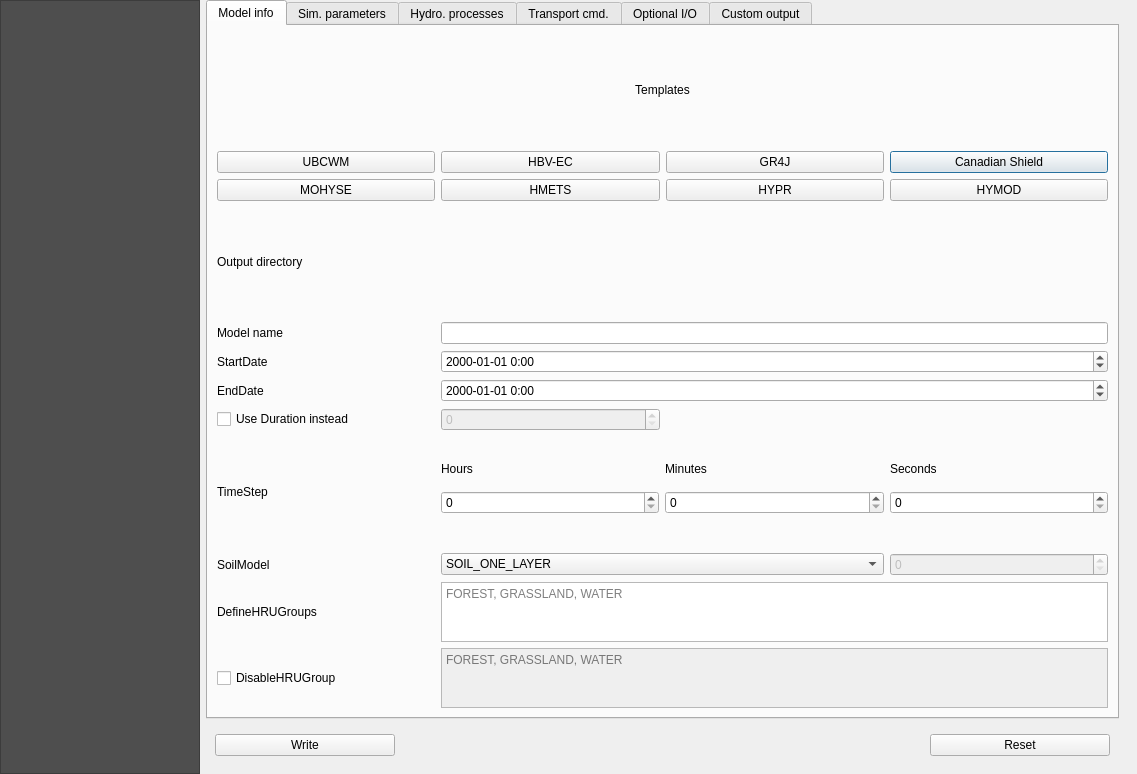
Scriptbash/QRaven, file qraven/qraven_dialog_base.ui: the form before one commit.
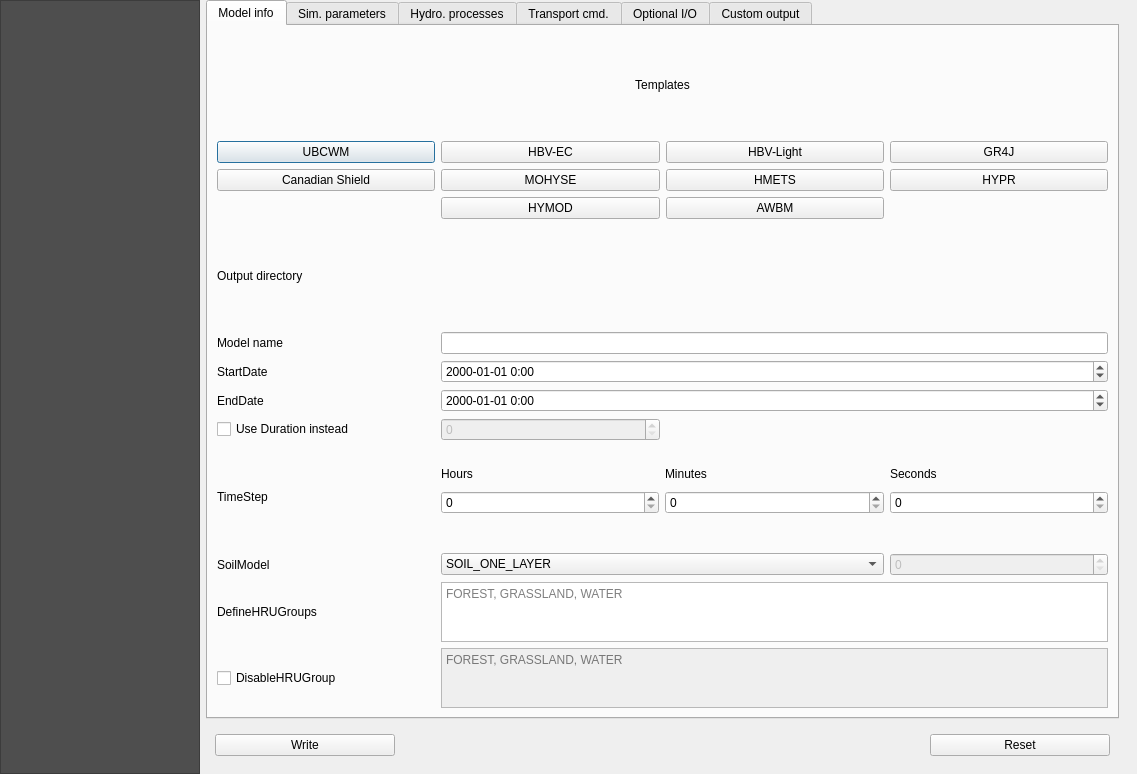
The form after the commit. Icons and pictures are not drawn. Custom widgets are drawn as their Qt base class.

Commit message: Add AWBM and HBV-Light templates

```diff
--- a/qraven/qraven_dialog_base.ui
+++ b/qraven/qraven_dialog_base.ui
@@ -127,159 +127,7 @@
               <string>Model info</string>
              </attribute>
              <layout class="QGridLayout" name="gridLayout">
-              <item row="1" column="3">
-               <widget class="QPushButton" name="btn_load_canadianshield">
-                <property name="text">
-                 <string>Canadian Shield</string>
-                </property>
-               </widget>
-              </item>
-              <item row="10" column="0">
-               <widget class="QLabel" name="label_8">
-                <property name="text">
-                 <string>DefineHRUGroups</string>
-                </property>
-               </widget>
-              </item>
-              <item row="1" column="0">
-               <widget class="QPushButton" name="btn_load_ubcwm">
-                <property name="text">
-                 <string>UBCWM</string>
-                </property>
-               </widget>
-              </item>
-              <item row="11" column="1" colspan="3">
-               <widget class="QTextEdit" name="txt_disablehru">
-                <property name="enabled">
-                 <bool>false</bool>
-                </property>
-                <property name="maximumSize">
-                 <size>
-                  <width>16777215</width>
-                  <height>60</height>
-                 </size>
-                </property>
-                <property name="placeholderText">
-                 <string>FOREST, GRASSLAND, WATER</string>
-                </property>
-               </widget>
-              </item>
-              <item row="2" column="0">
-               <widget class="QPushButton" name="btn_load_mohyse">
-                <property name="text">
-                 <string>MOHYSE</string>
-                </property>
-               </widget>
-              </item>
-              <item row="9" column="3">
-               <widget class="QSpinBox" name="spin_soilmod">
-                <property name="enabled">
-                 <bool>false</bool>
-                </property>
-               </widget>
-              </item>
-              <item row="3" column="1" colspan="3">
-               <widget class="QgsFileWidget" name="file_rvioutputdir">
-                <property name="storageMode">
-                 <enum>QgsFileWidget::GetDirectory</enum>
-                </property>
-               </widget>
-              </item>
-              <item row="7" column="0">
-               <widget class="QCheckBox" name="chk_duration">
-                <property name="layoutDirection">
-                 <enum>Qt::LeftToRight</enum>
-                </property>
-                <property name="text">
-                 <string>Use Duration instead</string>
-                </property>
-               </widget>
-              </item>
-              <item row="7" column="1">
-               <widget class="QSpinBox" name="spin_duration">
-                <property name="enabled">
-                 <bool>false</bool>
-                </property>
-                <property name="maximum">
-                 <number>999999999</number>
-                </property>
-               </widget>
-              </item>
-              <item row="5" column="0">
-               <widget class="QLabel" name="label_4">
-                <property name="text">
-                 <string>StartDate</string>
-                </property>
-                <property name="alignment">
-                 <set>Qt::AlignLeading|Qt::AlignLeft|Qt::AlignVCenter</set>
-                </property>
-               </widget>
-              </item>
-              <item row="2" column="1">
-               <widget class="QPushButton" name="btn_load_hmets">
-                <property name="text">
-                 <string>HMETS</string>
-                </property>
-               </widget>
-              </item>
-              <item row="9" column="1" colspan="2">
-               <widget class="QComboBox" name="combo_soilmod">
-                <item>
-                 <property name="text">
-                  <string>SOIL_ONE_LAYER</string>
-                 </property>
-                </item>
-                <item>
-                 <property name="text">
-                  <string>SOIL_TWO_LAYER</string>
-                 </property>
-                </item>
-                <item>
-                 <property name="text">
-                  <string>SOIL_MULTILAYER</string>
-                 </property>
-                </item>
-               </widget>
-              </item>
-              <item row="6" column="1" colspan="3">
-               <widget class="QDateTimeEdit" name="date_enddate">
-                <property name="displayFormat">
-                 <string>yyyy-MM-dd h:mm</string>
-                </property>
-               </widget>
-              </item>
-              <item row="2" column="2">
-               <widget class="QPushButton" name="btn_load_hypr">
-                <property name="text">
-                 <string>HYPR</string>
-                </property>
-               </widget>
-              </item>
-              <item row="4" column="1" colspan="3">
-               <widget class="QLineEdit" name="txt_modname"/>
-              </item>
-              <item row="1" column="2">
-               <widget class="QPushButton" name="btn_load_gr4j">
-                <property name="text">
-                 <string>GR4J</string>
-                </property>
-               </widget>
-              </item>
-              <item row="11" column="0">
-               <widget class="QCheckBox" name="chk_disablehru">
-                <property name="text">
-                 <string>DisableHRUGroup</string>
-                </property>
-               </widget>
-              </item>
-              <item row="2" column="3">
-               <widget class="QPushButton" name="btn_load_hymod">
-                <property name="text">
-                 <string>HYMOD</string>
-                </property>
-               </widget>
-              </item>
-              <item row="8" column="1" colspan="3">
+              <item row="10" column="1" colspan="3">
                <widget class="QWidget" name="widget_3" native="true">
                 <layout class="QGridLayout" name="gridLayout_3">
                  <property name="leftMargin">
@@ -339,20 +187,10 @@
                 </layout>
                </widget>
               </item>
-              <item row="1" column="1">
-               <widget class="QPushButton" name="btn_load_hbvec">
+              <item row="12" column="0">
+               <widget class="QLabel" name="label_8">
                 <property name="text">
-                 <string>HBV-EC</string>
-                </property>
-               </widget>
-              </item>
-              <item row="4" column="0">
-               <widget class="QLabel" name="label_3">
-                <property name="text">
-                 <string>Model name</string>
-                </property>
-                <property name="alignment">
-                 <set>Qt::AlignLeading|Qt::AlignLeft|Qt::AlignVCenter</set>
+                 <string>DefineHRUGroups</string>
                 </property>
                </widget>
               </item>
@@ -366,7 +204,46 @@
                 </property>
                </widget>
               </item>
-              <item row="3" column="0">
+              <item row="7" column="0">
+               <widget class="QLabel" name="label_4">
+                <property name="text">
+                 <string>StartDate</string>
+                </property>
+                <property name="alignment">
+                 <set>Qt::AlignLeading|Qt::AlignLeft|Qt::AlignVCenter</set>
+                </property>
+               </widget>
+              </item>
+              <item row="11" column="1" colspan="2">
+               <widget class="QComboBox" name="combo_soilmod">
+                <item>
+                 <property name="text">
+                  <string>SOIL_ONE_LAYER</string>
+                 </property>
+                </item>
+                <item>
+                 <property name="text">
+                  <string>SOIL_TWO_LAYER</string>
+                 </property>
+                </item>
+                <item>
+                 <property name="text">
+                  <string>SOIL_MULTILAYER</string>
+                 </property>
+                </item>
+               </widget>
+              </item>
+              <item row="11" column="3">
+               <widget class="QSpinBox" name="spin_soilmod">
+                <property name="enabled">
+                 <bool>false</bool>
+                </property>
+               </widget>
+              </item>
+              <item row="6" column="1" colspan="3">
+               <widget class="QLineEdit" name="txt_modname"/>
+              </item>
+              <item row="5" column="0">
                <widget class="QLabel" name="label_2">
                 <property name="text">
                  <string>Output directory</string>
@@ -376,21 +253,14 @@
                 </property>
                </widget>
               </item>
-              <item row="9" column="0">
-               <widget class="QLabel" name="label_7">
-                <property name="text">
-                 <string>SoilModel</string>
+              <item row="8" column="1" colspan="3">
+               <widget class="QDateTimeEdit" name="date_enddate">
+                <property name="displayFormat">
+                 <string>yyyy-MM-dd h:mm</string>
                 </property>
                </widget>
               </item>
-              <item row="8" column="0">
-               <widget class="QLabel" name="label_6">
-                <property name="text">
-                 <string>TimeStep</string>
-                </property>
-               </widget>
-              </item>
-              <item row="10" column="1" colspan="3">
+              <item row="12" column="1" colspan="3">
                <widget class="QTextEdit" name="txt_defhru">
                 <property name="maximumSize">
                  <size>
@@ -403,7 +273,57 @@
                 </property>
                </widget>
               </item>
+              <item row="13" column="0">
+               <widget class="QCheckBox" name="chk_disablehru">
+                <property name="text">
+                 <string>DisableHRUGroup</string>
+                </property>
+               </widget>
+              </item>
               <item row="6" column="0">
+               <widget class="QLabel" name="label_3">
+                <property name="text">
+                 <string>Model name</string>
+                </property>
+                <property name="alignment">
+                 <set>Qt::AlignLeading|Qt::AlignLeft|Qt::AlignVCenter</set>
+                </property>
+               </widget>
+              </item>
+              <item row="10" column="0">
+               <widget class="QLabel" name="label_6">
+                <property name="text">
+                 <string>TimeStep</string>
+                </property>
+               </widget>
+              </item>
+              <item row="13" column="1" colspan="3">
+               <widget class="QTextEdit" name="txt_disablehru">
+                <property name="enabled">
+                 <bool>false</bool>
+                </property>
+                <property name="maximumSize">
+                 <size>
+                  <width>16777215</width>
+                  <height>60</height>
+                 </size>
+                </property>
+                <property name="placeholderText">
+                 <string>FOREST, GRASSLAND, WATER</string>
+                </property>
+               </widget>
+              </item>
+              <item row="9" column="0">
+               <widget class="QCheckBox" name="chk_duration">
+                <property name="layoutDirection">
+                 <enum>Qt::LeftToRight</enum>
+                </property>
+                <property name="text">
+                 <string>Use Duration instead</string>
+                </property>
+               </widget>
+              </item>
+              <item row="8" column="0">
                <widget class="QLabel" name="label_5">
                 <property name="text">
                  <string>EndDate</string>
@@ -413,13 +333,107 @@
                 </property>
                </widget>
               </item>
-              <item row="5" column="1" colspan="3">
+              <item row="1" column="0">
+               <widget class="QPushButton" name="btn_load_ubcwm">
+                <property name="text">
+                 <string>UBCWM</string>
+                </property>
+               </widget>
+              </item>
+              <item row="1" column="1">
+               <widget class="QPushButton" name="btn_load_hbvec">
+                <property name="text">
+                 <string>HBV-EC</string>
+                </property>
+               </widget>
+              </item>
+              <item row="7" column="1" colspan="3">
                <widget class="QDateTimeEdit" name="date_startdate">
                 <property name="displayFormat">
                  <string>yyyy-MM-dd h:mm</string>
                 </property>
                </widget>
               </item>
+              <item row="11" column="0">
+               <widget class="QLabel" name="label_7">
+                <property name="text">
+                 <string>SoilModel</string>
+                </property>
+               </widget>
+              </item>
+              <item row="5" column="1" colspan="3">
+               <widget class="QgsFileWidget" name="file_rvioutputdir">
+                <property name="storageMode">
+                 <enum>QgsFileWidget::GetDirectory</enum>
+                </property>
+               </widget>
+              </item>
+              <item row="9" column="1">
+               <widget class="QSpinBox" name="spin_duration">
+                <property name="enabled">
+                 <bool>false</bool>
+                </property>
+                <property name="maximum">
+                 <number>999999999</number>
+                </property>
+               </widget>
+              </item>
+              <item row="3" column="2">
+               <widget class="QPushButton" name="btn_load_awbm">
+                <property name="text">
+                 <string>AWBM</string>
+                </property>
+               </widget>
+              </item>
+              <item row="3" column="1">
+               <widget class="QPushButton" name="btn_load_hymod">
+                <property name="text">
+                 <string>HYMOD</string>
+                </property>
+               </widget>
+              </item>
+              <item row="2" column="3">
+               <widget class="QPushButton" name="btn_load_hypr">
+                <property name="text">
+                 <string>HYPR</string>
+                </property>
+               </widget>
+              </item>
+              <item row="2" column="2">
+               <widget class="QPushButton" name="btn_load_hmets">
+                <property name="text">
+                 <string>HMETS</string>
+                </property>
+               </widget>
+              </item>
+              <item row="2" column="1">
+               <widget class="QPushButton" name="btn_load_mohyse">
+                <property name="text">
+                 <string>MOHYSE</string>
+                </property>
+               </widget>
+              </item>
+              <item row="2" column="0">
+               <widget class="QPushButton" name="btn_load_canadianshield">
+                <property name="text">
+                 <string>Canadian Shield</string>
+                </property>
+               </widget>
+              </item>
+              <item row="1" column="3">
+               <widget class="QPushButton" name="btn_load_gr4j">
+                <property name="text">
+                 <string>GR4J</string>
+                </property>
+               </widget>
+              </item>
+              <item row="1" column="2">
+               <widget class="QPushButton" name="btn_load_hbvlight">
+                <property name="text">
+                 <string>HBV-Light</string>
+                </property>
+               </widget>
+              </item>
              </layout>
             </widget>
             <widget class="QWidget" name="tab_2">
```
The commit also changes 5 other files.
